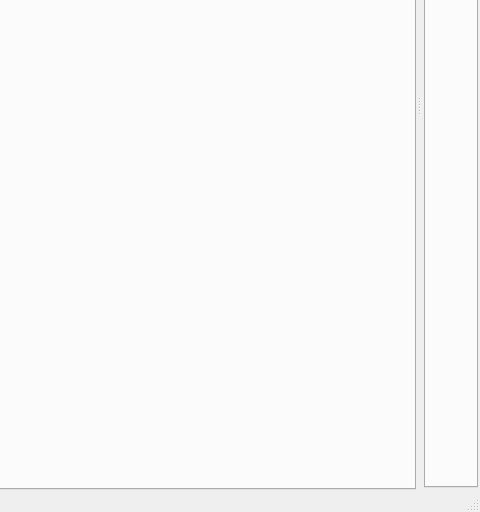
The window that sdrgui/mainwindow.ui (f4exb/sdrangel) describes before a commit, drawn with Qt 5; both pictures show x 532 to 1012 and y 299 to 811 of the 1012 by 811 pixel window.
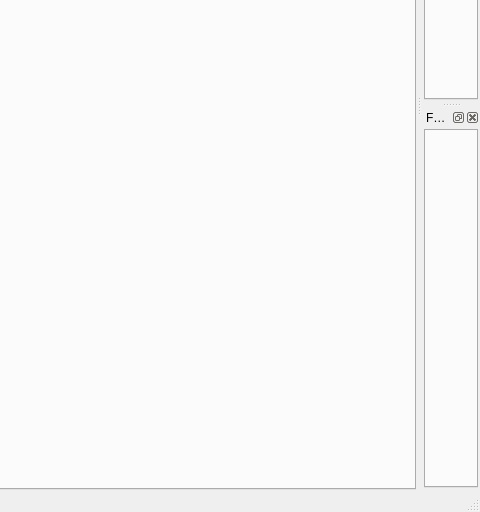
The same window after the commit. Icons and pictures are not drawn. Custom widgets are drawn as their Qt base class.

Commit message: Feature plugins framework initial commit and Misc plugins removal

What changed in the file:
```diff
--- a/sdrgui/mainwindow.ui
+++ b/sdrgui/mainwindow.ui
@@ -691,6 +691,43 @@
     </layout>
    </widget>
   </widget>
+  <widget class="FeaturesDock" name="featureDock">
+   <property name="windowTitle">
+    <string>Features</string>
+   </property>
+   <attribute name="dockWidgetArea">
+    <number>2</number>
+   </attribute>
+   <widget class="QWidget" name="featureWidgetContents">
+    <layout class="QVBoxLayout" name="verticalLayout_3">
+     <property name="spacing">
+      <number>3</number>
+     </property>
+     <property name="leftMargin">
+      <number>2</number>
+     </property>
+     <property name="topMargin">
+      <number>2</number>
+     </property>
+     <property name="rightMargin">
+      <number>2</number>
+     </property>
+     <property name="bottomMargin">
+      <number>2</number>
+     </property>
+     <item>
+      <widget class="QTabWidget" name="tabFeatures">
+       <property name="tabPosition">
+        <enum>QTabWidget::East</enum>
+       </property>
+       <property name="currentIndex">
+        <number>-1</number>
+       </property>
+      </widget>
+     </item>
+    </layout>
+   </widget>
+  </widget>
   <action name="action_Exit">
    <property name="text">
     <string>E&amp;xit</string>
@@ -926,6 +963,12 @@
    <header>gui/samplingdevicesdock.h</header>
    <container>1</container>
   </customwidget>
+  <customwidget>
+   <class>FeaturesDock</class>
+   <extends>QDockWidget</extends>
+   <header>gui/featuresdock.h</header>
+   <container>1</container>
+  </customwidget>
  </customwidgets>
  <tabstops>
   <tabstop>presetTree</tabstop>
```
Left out of the diff: 1 changed line with no effect on the pictures. The commit also changes 36 other files.
